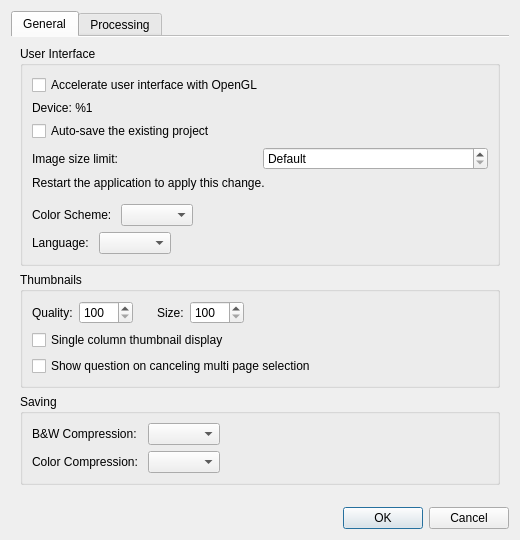
Above: src/app/SettingsDialog.ui from karnigen/scantailor-advanced before the change. Below: the same form after it.
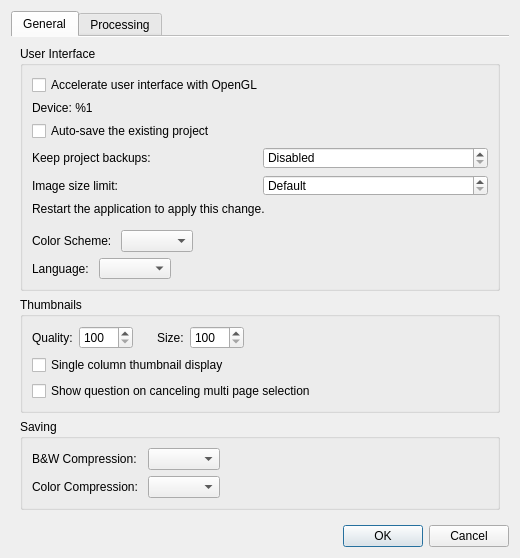
That is the form after the change.

Commit message: Add project recovery options

Patch:
```diff
--- a/src/app/SettingsDialog.ui
+++ b/src/app/SettingsDialog.ui
@@ -60,6 +60,39 @@
             </property>
            </widget>
           </item>
+          <item>
+           <layout class="QHBoxLayout" name="projectBackupCountLayout">
+            <item>
+             <widget class="QLabel" name="projectBackupCountLabel">
+              <property name="text">
+               <string>Keep project backups:</string>
+              </property>
+              <property name="buddy">
+               <cstring>projectBackupCountSB</cstring>
+              </property>
+            </widget>
+           </item>
+           <item>
+            <widget class="QSpinBox" name="projectBackupCountSB">
+             <property name="toolTip">
+              <string>Keep this many previous versions when a project changes. Backups are stored beside the project. Set to 0 to disable.</string>
+             </property>
+             <property name="minimum">
+              <number>0</number>
+             </property>
+             <property name="maximum">
+              <number>100</number>
+             </property>
+             <property name="specialValueText">
+              <string>Disabled</string>
+             </property>
+             <property name="suffix">
+              <string> versions</string>
+             </property>
+            </widget>
+           </item>
+          </layout>
+         </item>
           <item>
            <layout class="QHBoxLayout" name="imageAllocationLimitLayout">
             <item>
```
The commit also changes 15 other files.
